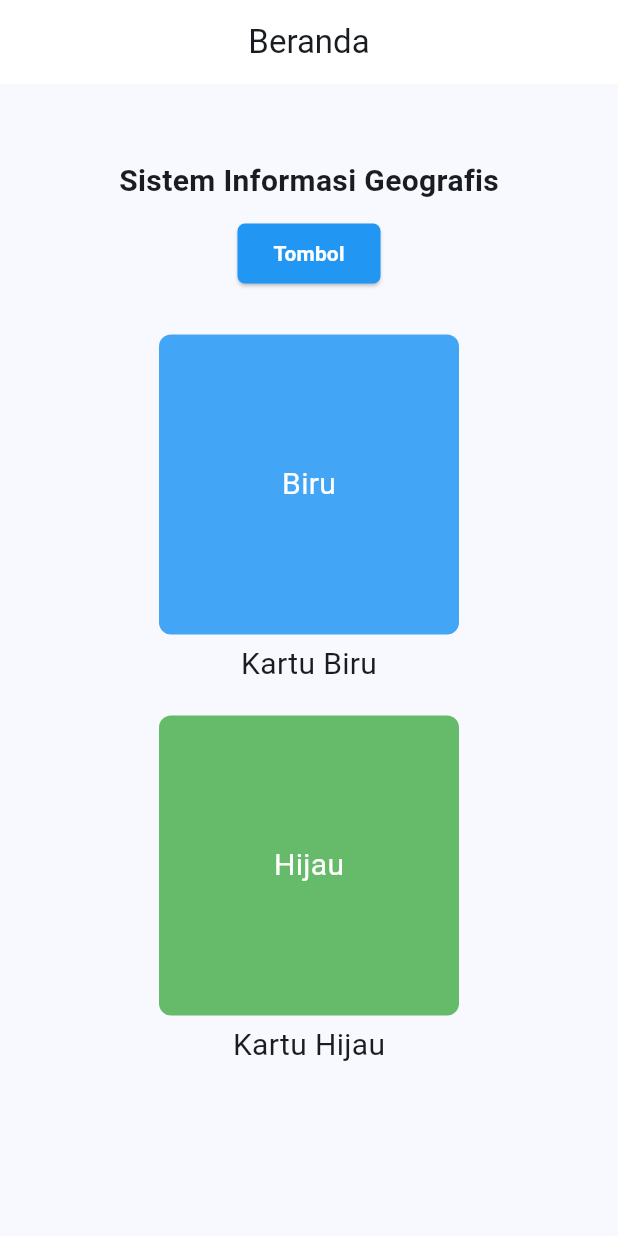
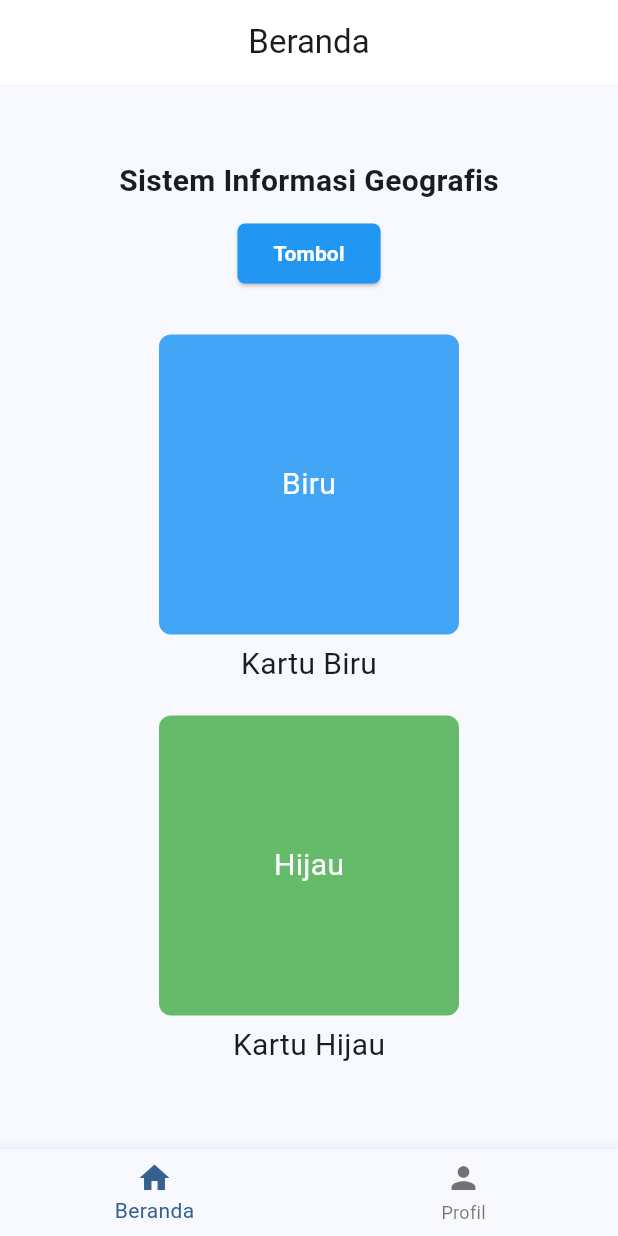
Before and after one commit to RobbyWahyudi/sig_app, a Flutter app: the screen it shows after launch, after a tap on "Tombol", on a phone screen of 412 x 824 dp. Run offline on Flutter 3.47's test engine with Material 3 defaults, Android fonts, the phone set to English and light mode, and no system bars; our stand-ins replace flutter_map, latlong2.

Commit message:
Membuat bottom navigation dan menambahkan halaman beranda dan profil

```diff
--- /dev/null
+++ b/lib/halaman/beranda.dart
@@ -0,0 +1,87 @@
+import 'package:flutter/material.dart';
+
+class Beranda extends StatefulWidget {
+  const Beranda({super.key});
+
+  @override
+  State<Beranda> createState() => _BerandaState();
+}
+
+class _BerandaState extends State<Beranda> {
+  @override
+  Widget build(BuildContext context) {
+    return Scaffold(
+      appBar: AppBar(
+        backgroundColor: Colors.white,
+        title: Text('Beranda'),
+        centerTitle: true,
+      ),
+      body: Center(
+        child: Column(
+          children: <Widget>[
+            const SizedBox(height: 50),
+            const Text(
+              'Sistem Informasi Geografis',
+              style: TextStyle(fontSize: 20, fontWeight: FontWeight.bold),
+            ),
+            const SizedBox(height: 10),
+            ElevatedButton(
+              style: ElevatedButton.styleFrom(
+                backgroundColor: Colors.blue,
+                shape: RoundedRectangleBorder(
+                  borderRadius: BorderRadius.circular(5),
+                ),
+              ),
+              onPressed: () => {print("click")},
+              child: const Text(
+                "Tombol",
+                style: TextStyle(
+                  fontWeight: FontWeight.bold,
+                  color: Colors.white,
+                ),
+              ),
+            ),
+            Column(
+              children: [
+                Container(
+                  alignment: Alignment.center,
+                  width: 200,
+                  height: 200,
+                  margin: const EdgeInsets.only(top: 30, bottom: 5),
+                  decoration: BoxDecoration(
+                    borderRadius: BorderRadius.circular(8),
+                    color: Colors.blue[400],
+                  ),
+                  child: const Text(
+                    "Biru",
+                    style: TextStyle(fontSize: 20, color: Colors.white),
+                  ),
+                ),
+                const Text("Kartu Biru", style: TextStyle(fontSize: 20)),
+              ],
+            ),
+            Column(
+              children: [
+                Container(
+                  alignment: Alignment.center,
+                  width: 200,
+                  height: 200,
+                  margin: const EdgeInsets.only(top: 20, bottom: 5),
+                  decoration: BoxDecoration(
+                    borderRadius: BorderRadius.circular(8),
+                    color: Colors.green[400],
+                  ),
+                  child: const Text(
+                    "Hijau",
+                    style: TextStyle(fontSize: 20, color: Colors.white),
+                  ),
+                ),
+                const Text("Kartu Hijau", style: TextStyle(fontSize: 20)),
+              ],
+            ),
+          ],
+        ),
+      ),
+    );
+  }
+}
--- /dev/null
+++ b/lib/halaman/profil.dart
@@ -0,0 +1,62 @@
+// import 'package:flutter/material.dart';
+
+// class Profil extends StatelessWidget {
+//   const Profil({super.key});
+
+//   @override
+//   Widget build(BuildContext context) {
+//     return Scaffold(
+//       appBar: AppBar(
+//         backgroundColor: Colors.white,
+//         title: Text('Beranda'),
+//         centerTitle: true,
+//       ),
+//       body: Center(
+//         child: const Text(
+//           "Ini Halaman Profile",
+//           style: TextStyle(fontSize: 24),
+//         ),
+//       ),
+//     );
+//   }
+// }
+
+import 'package:flutter/material.dart';
+import 'package:flutter_map/flutter_map.dart';
+import 'package:latlong2/latlong.dart';
+
+class Profil extends StatelessWidget {
+  const Profil({super.key});
+
+  @override
+  Widget build(BuildContext context) {
+    return Scaffold(
+      appBar: AppBar(title: const Text("SIG Wisata Pamekasan")),
+      body: FlutterMap(
+        options: MapOptions(
+          initialCenter: LatLng(-7.1614, 113.4823), // Koordinat Pamekasan
+          initialZoom: 12,
+        ),
+        children: [
+          TileLayer(
+            urlTemplate: 'https://tile.openstreetmap.org/{z}/{x}/{y}.png',
+          ),
+          MarkerLayer(
+            markers: [
+              Marker(
+                point: LatLng(-7.1614, 113.4823),
+                width: 80,
+                height: 80,
+                child: const Icon(
+                  Icons.location_on,
+                  color: Colors.red,
+                  size: 40,
+                ),
+              ),
+            ],
+          ),
+        ],
+      ),
+    );
+  }
+}
--- a/lib/main.dart
+++ b/lib/main.dart
@@ -1,4 +1,6 @@
 import 'package:flutter/material.dart';
+import 'halaman/beranda.dart';
+import 'halaman/profil.dart';
 
 void main() {
   runApp(const MyApp());
@@ -15,94 +17,48 @@ class MyApp extends StatelessWidget {
       theme: ThemeData(
         colorScheme: ColorScheme.fromSeed(seedColor: Colors.blue),
       ),
-      home: const MyHomePage(title: 'Beranda'),
+      home: BottomNavExample(),
     );
   }
 }
 
-class MyHomePage extends StatefulWidget {
-  const MyHomePage({super.key, required this.title});
-
-  final String title;
+class BottomNavExample extends StatefulWidget {
+  const BottomNavExample({super.key});
 
   @override
-  State<MyHomePage> createState() => _MyHomePageState();
+  State<BottomNavExample> createState() => _BottomNavExampleState();
 }
 
-class _MyHomePageState extends State<MyHomePage> {
+class _BottomNavExampleState extends State<BottomNavExample> {
+  int _selectedIndex = 0;
+  final PageController _pageController = PageController();
+
+  // daftar halaman
+  final List<Widget> _pages = const [Beranda(), Profil()];
+
+  void _onItemTapped(int index) {
+    setState(() => _selectedIndex = index);
+    _pageController.jumpToPage(index); // pindah halaman
+  }
+
   @override
   Widget build(BuildContext context) {
     return Scaffold(
-      appBar: AppBar(
-        backgroundColor: Colors.white,
-        title: Text(widget.title),
-        centerTitle: true,
+      // appBar: AppBar(title: const Text("Bottom Navigation + PageView")),
+      body: PageView(
+        controller: _pageController,
+        onPageChanged: (index) {
+          setState(() => _selectedIndex = index);
+        },
+        children: _pages,
       ),
-      body: Center(
-        child: Column(
-          children: <Widget>[
-            const SizedBox(height: 50),
-            const Text(
-              'Sistem Informasi Geografis',
-              style: TextStyle(fontSize: 20, fontWeight: FontWeight.bold),
-            ),
-            const SizedBox(height: 10),
-            ElevatedButton(
-              style: ElevatedButton.styleFrom(
-                backgroundColor: Colors.blue,
-                shape: RoundedRectangleBorder(
-                  borderRadius: BorderRadius.circular(5),
-                ),
-              ),
-              onPressed: () => {print("click")},
-              child: const Text(
-                "Tombol",
-                style: TextStyle(
-                  fontWeight: FontWeight.bold,
-                  color: Colors.white,
-                ),
-              ),
-            ),
-            Column(
-              children: [
-                Container(
-                  alignment: Alignment.center,
-                  width: 200,
-                  height: 200,
-                  margin: const EdgeInsets.only(top: 30, bottom: 5),
-                  decoration: BoxDecoration(
-                    borderRadius: BorderRadius.circular(8),
-                    color: Colors.blue[400],
-                  ),
-                  child: const Text(
-                    "Biru",
-                    style: TextStyle(fontSize: 20, color: Colors.white),
-                  ),
-                ),
-                const Text("Kartu Biru", style: TextStyle(fontSize: 20)),
-              ],
-            ),
-            Column(
-              children: [
-                Container(
-                  alignment: Alignment.center,
-                  width: 200,
-                  height: 200,
-                  margin: const EdgeInsets.only(top: 20, bottom: 5),
-                  decoration: BoxDecoration(
-                    borderRadius: BorderRadius.circular(8),
-                    color: Colors.green[400],
-                  ),
-                  child: const Text(
-                    "Hijau",
-                    style: TextStyle(fontSize: 20, color: Colors.white),
-                  ),
-                ),
-                const Text("Kartu Hijau", style: TextStyle(fontSize: 20)),
-              ],
-            ),
-          ],
-        ),
+      bottomNavigationBar: BottomNavigationBar(
+        currentIndex: _selectedIndex,
+        onTap: _onItemTapped,
+        items: const [
+          BottomNavigationBarItem(icon: Icon(Icons.home), label: 'Beranda'),
+          BottomNavigationBarItem(icon: Icon(Icons.person), label: 'Profil'),
+        ],
       ),
     );
   }
--- a/pubspec.yaml
+++ b/pubspec.yaml
@@ -34,6 +34,8 @@ dependencies:
   # The following adds the Cupertino Icons font to your application.
   # Use with the CupertinoIcons class for iOS style icons.
   cupertino_icons: ^1.0.8
+  flutter_map: ^8.2.2
+  latlong2: ^0.9.1
 
 dev_dependencies:
   flutter_test:
@@ -44,7 +46,7 @@ dev_dependencies:
   # activated in the `analysis_options.yaml` file located at the root of your
   # package. See that file for information about deactivating specific lint
   # rules and activating additional ones.
-  flutter_lints: ^5.0.0
+  flutter_lints: ^6.0.0
 
 # For information on the generic Dart part of this file, see the
 # following page: https://dart.dev/tools/pub/pubspec
```
Also changed, not shown: pubspec.lock, 1 other file.
